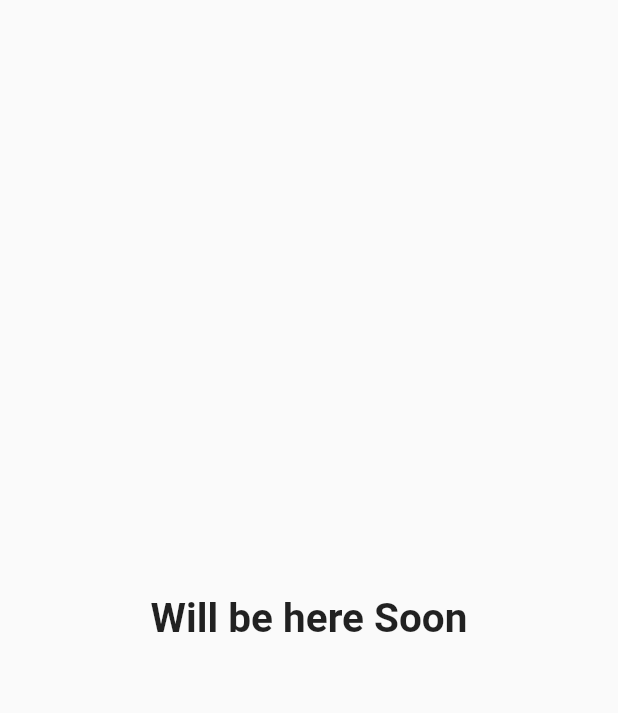
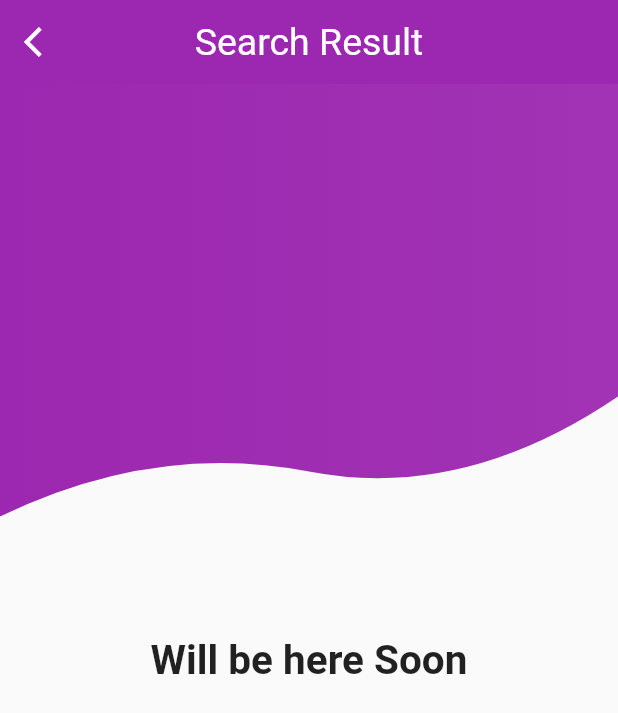
Before and after one commit to hasanm08/travel-app, a Flutter app: the SecondPage screen opened directly, on a phone screen of 412 x 824 dp. Shown: the top 713 px of the screen. Run offline on Flutter 3.47's test engine with Material 2 defaults, Android fonts, the phone set to English and light mode, and no system bars.

Commit message:
new
Signed-off-by: hasanm08 <hasanmahani08@gmail.com>

```diff
--- a/lib/Navigation.dart
+++ b/lib/Navigation.dart
@@ -1,4 +1,5 @@
 import 'package:flutter/material.dart';
+
 import 'main.dart';
 class Navigation extends StatelessWidget {
   final List<BottomNavigationBarItem> items=[];
@@ -36,6 +37,9 @@ class Navigation extends StatelessWidget {
   }
   @override
   Widget build(BuildContext context) {
-    return BottomNavigationBar(items: items,type: BottomNavigationBarType.shifting, currentIndex: 0,);
+    return BottomNavigationBar(items: items,
+      type: BottomNavigationBarType.shifting,
+      currentIndex: 0,
+      elevation: 1.5,);
   }
 }
--- a/lib/SecondPage.dart
+++ b/lib/SecondPage.dart
@@ -1,12 +1,43 @@
 import 'package:flutter/material.dart';
-//import 'main.dart';
+
+import 'main.dart';
 class SecondPage extends StatelessWidget{
   @override
   Widget build(BuildContext context) {
     // TODO: implement build
     return Scaffold(
+      appBar: AppBar(
+        leading: IconButton(icon: Icon(Icons.arrow_back_ios), onPressed: () {
+          Navigator.pop(context);
+        },),
+        elevation: 0.0,
+        centerTitle: true,
+        title: Text('Search Result',
+          style: TextStyle(fontSize: 25, fontWeight: FontWeight.w400),),
 
-      body: Center(child: Text("Will be here Soon" ,style: TextStyle(fontWeight: FontWeight.bold,fontSize: 27),),),
+      ),
+      body: Stack(children: <Widget>[
+        ClipPath(
+          clipper: Clipper08(),
+          child:
+          Container(
+            height: height * .35, //400
+            //color: Colors.tealAccent,
+            decoration: BoxDecoration(
+                gradient: LinearGradient(colors: [
+                  appTheme.primaryColor, appTheme.primaryColor.withAlpha(240)
+                ])
+            ),
+
+          ),
+        )
+        ,
+        Card(
+          //child: Textf,
+        ),
+        Center(child: Text("Will be here Soon",
+          style: TextStyle(fontWeight: FontWeight.bold, fontSize: 27),),)
+      ],),
     );
   }
 
```
Also changed, not shown: lib/main.dart (+15 -9 lines), 1 other file.
